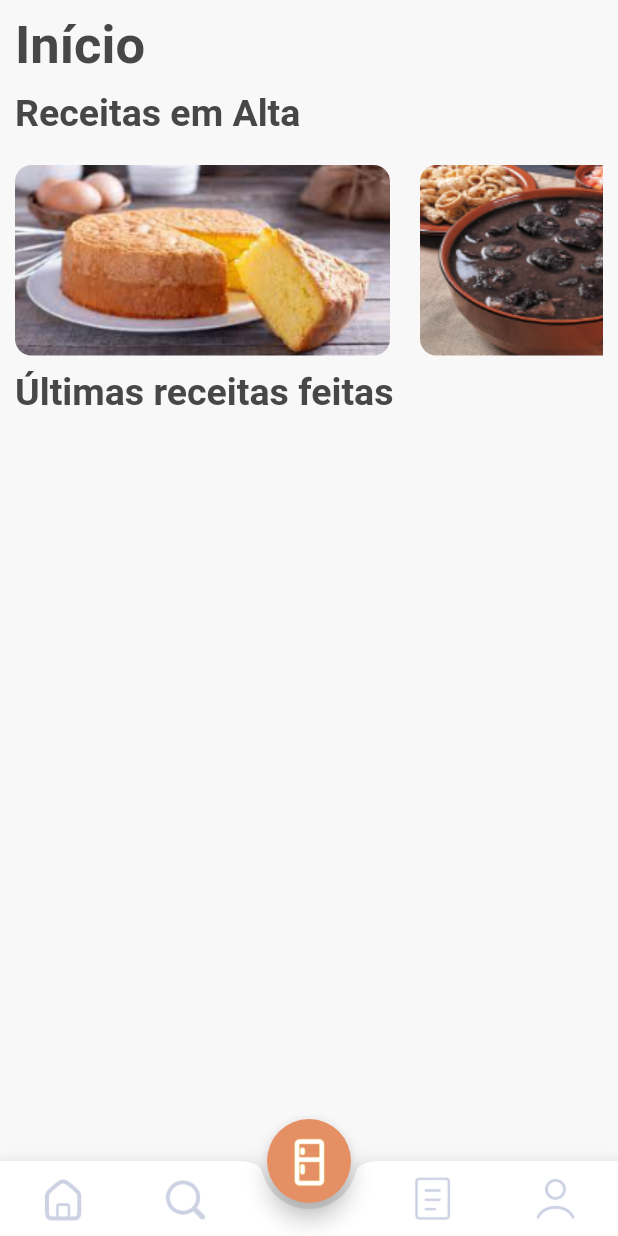
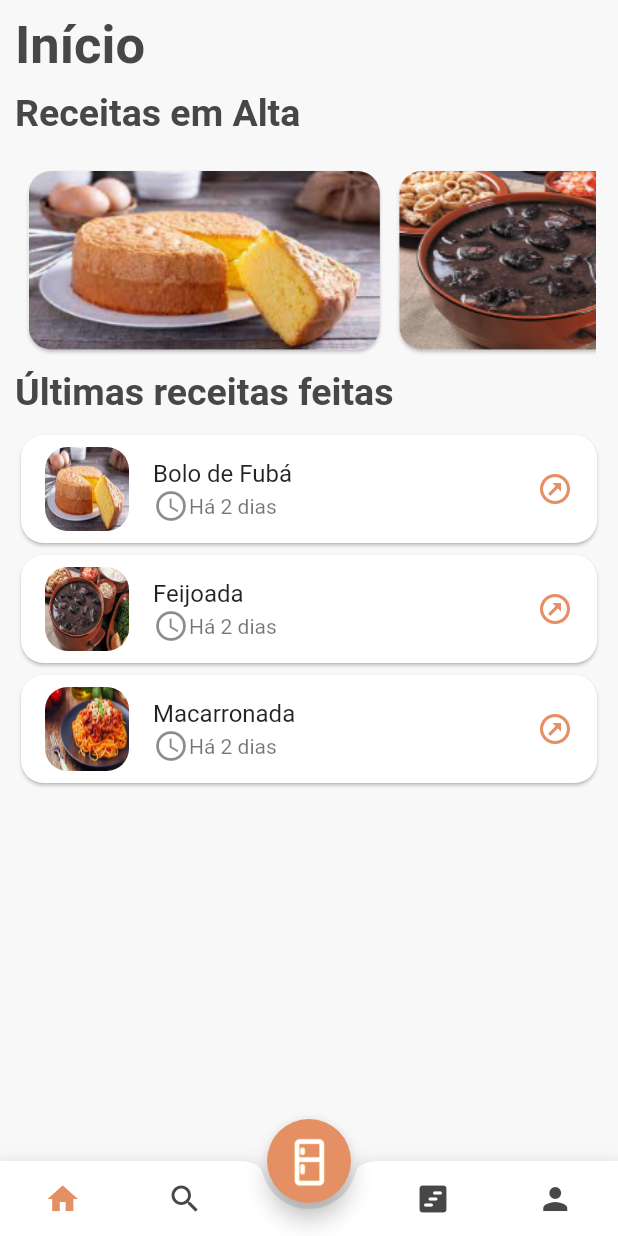
Before and after one commit to igorcasro/flutter_project, a Flutter app: the HomePage widget shown alone on an empty page, opened directly, on a phone screen of 412 x 824 dp. Run offline on Flutter 3.47's test engine with Material 2 defaults, Android fonts, the phone set to English and light mode, and no system bars.

Commit message:
Tela de Inicio e de Receitas feita! (#9)
Co-authored-by: Francisco Correa <franciscocor.neto@gmail.com>

```diff
--- a/app_receitas/lib/main.dart
+++ b/app_receitas/lib/main.dart
@@ -2,6 +2,7 @@ import 'package:app_receitas/constants.dart';
 import 'package:app_receitas/pages/login_page.dart';
 import 'package:app_receitas/pages/register_page.dart';
 import 'package:flutter/material.dart';
+
 
 void main() => runApp(const MyApp());
 
@@ -21,6 +22,7 @@ class MyApp extends StatelessWidget {
     );
   }
 }
+
 //void main() {
 //  debugInvertOversizedImages = false;
 //  runApp(const MeuAplicativo());
--- /dev/null
+++ b/app_receitas/lib/models/ingredienteReceita.dart
@@ -0,0 +1,13 @@
+import 'package:app_receitas/models/ingredientes.dart';
+
+class IngredienteReceita{
+  Ingrediente ingrediente;
+  double quantidade;
+  String uMedida;
+
+  IngredienteReceita({
+    required this.ingrediente,
+    required this.quantidade,
+    required this.uMedida
+  });
+}
--- /dev/null
+++ b/app_receitas/lib/models/ingredientes.dart
@@ -0,0 +1,10 @@
+import 'package:flutter/cupertino.dart';
+
+class Ingrediente{
+  String nome;
+
+Ingrediente({
+  required this.nome,
+});
+
+}
--- /dev/null
+++ b/app_receitas/lib/models/modoPreparoReceita.dart
@@ -0,0 +1,7 @@
+class ModoPreparoReceita{
+  List<String> passosPreparo;
+
+  ModoPreparoReceita({
+    required this.passosPreparo
+  });
+}
--- a/app_receitas/lib/models/receitas.dart
+++ b/app_receitas/lib/models/receitas.dart
@@ -1,6 +1,10 @@
+import 'package:app_receitas/models/ingredienteReceita.dart';
+import 'package:app_receitas/models/modoPreparoReceita.dart';
+
 class Receita{
   String nome;
-  String modoDePreparo;
+  ModoPreparoReceita modoDePreparo;
+  List<IngredienteReceita> ingredientes;
   String tempoDePreparo;
   String foto;
   String data;
@@ -10,6 +14,7 @@ class Receita{
     required this.modoDePreparo,
     required this.tempoDePreparo,
     required this.foto,
-    required this.data
+    required this.data,
+    required this.ingredientes,
   });
 }
--- a/app_receitas/lib/pages/home_page.dart
+++ b/app_receitas/lib/pages/home_page.dart
@@ -1,3 +1,5 @@
+import 'package:app_receitas/models/receitas.dart';
+import 'package:app_receitas/pages/receitas_page.dart';
 import 'package:app_receitas/repositorie/receitasRepositorie.dart';
 import 'package:flutter/material.dart';
 
@@ -10,6 +12,16 @@ class HomePage extends StatefulWidget {
 }
 
 class _HomePageState extends State<HomePage> {
+
+  mostrarDetalhes(Receita receita){
+    Navigator.push(
+      context,
+      MaterialPageRoute(
+        builder: (_) => ReceitasPage(receita: receita)
+      )
+    );
+  }
+
   Widget _text(text, double tamanho) {
     // ignore: non_constant_identifier_names
     return Container(
@@ -35,75 +47,89 @@ class _HomePageState extends State<HomePage> {
 
     return Container(
         height: 127,
-        margin: const EdgeInsets.only(top: 20.0, left: 10.0, right: 10.0),
+        margin: const EdgeInsets.only(top: 20.0, left: 15.0, right: 15.0),
         child: ListView.separated(
             scrollDirection: Axis.horizontal,
             itemBuilder: (BuildContext contexto, int receita) {
-              return SizedBox(
-                  width: 250,
-                  child: Column(
-                    children: [
-                      ClipRRect(
-                          borderRadius:
-                              const BorderRadius.all(Radius.circular(11)),
+                return GestureDetector(
+                    onTap: () => mostrarDetalhes(receitas[receita]),
+                    child:Card(
+                    shape: RoundedRectangleBorder(borderRadius: BorderRadius.circular(15)),
+                    child: ClipRRect(
+                      // ignore: sort_child_properties_last
                       child: Image.asset(
                         receitas[receita].foto,
                         cacheWidth: 250,
-                            cacheHeight: 127,
-                          ))
-                    ],
+                        cacheHeight: 127,),
+                      borderRadius: BorderRadius.circular(15),),
                 ));
             },
-            separatorBuilder: (context, _) => const SizedBox(width: 20),
-            itemCount: receitas.length));
+            separatorBuilder: (context, _) => const SizedBox(width: 5),
+            itemCount: receitas.length,
+            ));
   }
 
-  // Widget _receitasRecentes() {
-  //   final receitas = ReceitaRepositorie.listaReceitas;
 
-  //   return
-  //   Expanded(
-  //     flex: 10,
-  //     child: Container(
-  //         child: ListView.separated(
-  //             shrinkWrap: true,
-  //             scrollDirection: Axis.vertical,
-  //             itemBuilder: (BuildContext contexto, int receita) {
+  Widget _receitasRecentes() {
+    final receitas = ReceitaRepositorie.listaReceitas;
+    return
+      Container(
+          margin: const EdgeInsets.only(top: 10.0, left: 10.0, right: 10.0),
+          child: ListView.separated(
+              shrinkWrap: true,
+              scrollDirection: Axis.vertical,
+              itemBuilder: (BuildContext contexto, int receita) {
+                  return Card(
+                     shape: RoundedRectangleBorder(
+                            borderRadius: BorderRadius.circular(15.0),
+                          ),
+                    child: ListTile(
+                    leading: Container(
+                      child: ClipRRect(
+                        borderRadius: const BorderRadius.all(Radius.circular(15)) ,
+                        child: Image.asset(receitas[receita].foto,cacheHeight: 100, cacheWidth: 100,),
+                      ),
+                    ),
+                    title: Text(receitas[receita].nome),
+                    subtitle: Row(
+                      // ignore: prefer_const_literals_to_create_immutables
+                      children: [
+                        const Icon(Icons.access_time_sharp),
+                        Text("Há 2 dias"),
+                      ],
+                    ),
+                    trailing: const Icon(Icons.outbond_outlined,color: Color(0xffE58F65)),
+                    onTap: () => mostrarDetalhes(receitas[receita])
+                    ,
+                  ),
+                );
+              },
+              separatorBuilder: (context, _) => const SizedBox(width: 20),
+              itemCount: 3,
+            )
+        );
+  }
 
-  //             },
-  //             separatorBuilder: (context, _) => const SizedBox(width: 20),
-  //             itemCount: receitas.length))
-  //     );
-  // }
-
-  Widget _bottomBar() {
-    return BottomAppBar(
+  Widget _bottomBar(){
+    return  BottomAppBar(
           shape: const CircularNotchedRectangle(),
           color: Colors.white,
           child: IconTheme(
-        data: const IconThemeData(color: Color(0xFFE58F65)),
-        child: Padding(
-          padding: const EdgeInsets.all(1),
+            data: IconThemeData(color: const Color(0xFFE58F65)),
+            child: Padding(padding: const EdgeInsets.all(1),
               child: Row(
                 mainAxisSize: MainAxisSize.min,
                 mainAxisAlignment: MainAxisAlignment.spaceAround,
                 children: [
-              IconButton(
-                  onPressed: () {},
-                  icon: Image.asset('assets/images/icons/home.png')),
-              IconButton(
-                  onPressed: () {},
-                  icon: Image.asset('assets/images/icons/search.png')),
-              const SizedBox(
-                width: 50,
-              ),
-              IconButton(
-                  onPressed: () {},
-                  icon: Image.asset('assets/images/icons/list.png')),
-              IconButton(
-                  onPressed: () {},
-                  icon: Image.asset('assets/images/icons/person.png')),
+                  IconButton(onPressed: (){}, icon: Icon(Icons.home_sharp, color: Color(0xffE58F65))),
+                  IconButton(onPressed: (){}, icon: Icon(Icons.search_sharp,color: Color(0xFF474747))),
+                  SizedBox(width: 50,),
+                  IconButton(onPressed: (){}, icon: Icon(Icons.view_timeline_rounded,color: Color(0xFF474747))),
+                  IconButton(onPressed: (){}, icon: Icon(Icons.person,color: Color(0xFF474747))),
                 ],
+              ),),
+
+
           ),
         ),
       ),
@@ -125,18 +151,23 @@ class _HomePageState extends State<HomePage> {
   @override
   Widget build(BuildContext context) {
     return Scaffold(
-      body: ListView(
+
+        backgroundColor: const Color(0xffF8F8F8),
+        body:  ListView(
           children: <Widget>[
             _text("Início", 35.0),
             _text("Receitas em Alta", 25.0),
             _receitasEmAlta(),
             _text("Últimas receitas feitas", 25.0),
+            _receitasRecentes(),
           ],
         ),
-      extendBody: true,
         floatingActionButtonLocation: FloatingActionButtonLocation.centerDocked,
         floatingActionButton: _centerBottomBar(),
         bottomNavigationBar: _bottomBar(),
+
+
+
     );
   }
 }
--- a/app_receitas/lib/repositorie/receitasRepositorie.dart
+++ b/app_receitas/lib/repositorie/receitasRepositorie.dart
@@ -1,55 +1,163 @@
 // ignore_for_file: file_names
 
+import 'package:app_receitas/models/ingredienteReceita.dart';
+import 'package:app_receitas/models/ingredientes.dart';
+import 'package:app_receitas/models/modoPreparoReceita.dart';
 import 'package:app_receitas/models/receitas.dart';
 
 class ReceitaRepositorie{
   static List<Receita> listaReceitas = [
-    Receita(nome:"Bolo",
-      modoDePreparo:"Assado",
+    Receita(nome:"Bolo de Fubá",
+      modoDePreparo: ModoPreparoReceita(
+        passosPreparo: ['1. Bata todos os ingredientes no liquidificador',
+        '2. Coloque em uma forma untada e enfarinhada.',
+        '3. Leve ao forno preaquecido e deixe assar, por cerca de 40 minutos.']),
       tempoDePreparo: "1 hora",
       foto:'assets/images/receitas/bolo.jpg',
-      data:"20/02/2022"),
+      data:"20/02/2022",
+      ingredientes: [
+        IngredienteReceita(ingrediente: Ingrediente(nome: "ovo"), quantidade: 3, uMedida: "unidades"),
+        IngredienteReceita(ingrediente: Ingrediente(nome: "açúcar"), quantidade: 2, uMedida: "xícaras de chá"),
+        IngredienteReceita(ingrediente: Ingrediente(nome: "farinha de trigo"), quantidade: 3, uMedida: "colheres"),
+        IngredienteReceita(ingrediente: Ingrediente(nome: "fubá"), quantidade: 2, uMedida: "xícaras de chá"),
+        IngredienteReceita(ingrediente: Ingrediente(nome: "óleo"), quantidade: 1/2, uMedida:"copo"),
+        IngredienteReceita(ingrediente: Ingrediente(nome: "leite"), quantidade: 1, uMedida: "copo"),
+        IngredienteReceita(ingrediente: Ingrediente(nome: "fermento"), quantidade: 1, uMedida: "colher"),
+        ]),
     Receita(
       nome:"Feijoada",
-      modoDePreparo:"Cozido",
+      modoDePreparo: ModoPreparoReceita(passosPreparo: [''
+      ,'1. Coloque as carnes de molho por 36 horas ou mais, vá trocando a água várias vezes, se for ambiente quente ou verão, coloque gelo por cima ou em camadas frias.'
+      ,'2. Coloque para cozinhar a carne de porco e a linguiça',
+      '3. Quando estiver mole coloque o feijão, e retire as carnes.',
+      '4.Finalmente tempere o feijão.'
+      ]),
       tempoDePreparo:"2 horas",
-       foto:'assets/images/receitas/feijoada.jpg',
-       data:"05/01/2020"),
+      foto:'assets/images/receitas/feijoada.jpg',
+      data:"05/01/2020",
+      ingredientes: [
+        IngredienteReceita(ingrediente: Ingrediente(nome: "carne de porco"), quantidade: 2, uMedida: "quilos"),
+        IngredienteReceita(ingrediente: Ingrediente(nome: "feijão"), quantidade: 1, uMedida: "quilo"),
+        IngredienteReceita(ingrediente: Ingrediente(nome: "louro"), quantidade: 3, uMedida: "unidades"),
+        IngredienteReceita(ingrediente: Ingrediente(nome: "alho"), quantidade: 6, uMedida: "dentes"),
+        IngredienteReceita(ingrediente: Ingrediente(nome: "linguiça"), quantidade: 0.5, uMedida: "quilos"),
+
+      ]),
     Receita(
       nome:"Macarronada",
-      modoDePreparo:"Cozido",
+      modoDePreparo: ModoPreparoReceita(passosPreparo: [
+        '1. Em uma panela, coloque um fio de óleo e refogue a cebola e o alho picado.',
+        '2.  Acrescente a carne e refogue até ela ficar bem cozida e dourada.',
+        '3. Junte o molho, as azeitonas e tempere com sal. Deixe cozinhar por mais 5 minutos.',
+        '4.  Em seguida, coloque coloque as folhinhas de manjericão e desligue o fogo.',
+        '5. Sirva com o macarrão cozido (conforme as instruções da embalagem), finalize com queijo ralado.']),
       tempoDePreparo: "1 hora",
       foto:'assets/images/receitas/macarronada.jpg',
-      data:"06/06/2022"),
+      data:"06/06/2022",
+      ingredientes: [
+        IngredienteReceita(ingrediente: Ingrediente(nome: "espaguete"), quantidade: 1, uMedida: "pacote"),
+        IngredienteReceita(ingrediente: Ingrediente(nome: "cane moída"), quantidade: 500, uMedida: "gramas"),
+        IngredienteReceita(ingrediente: Ingrediente(nome: "molho de tomate"), quantidade: 2, uMedida: "caixas"),
+        IngredienteReceita(ingrediente: Ingrediente(nome: "alho"), quantidade: 1, uMedida: "dente"),
+        IngredienteReceita(ingrediente: Ingrediente(nome: "cebola"), quantidade: 1, uMedida: "unidade"),
+        IngredienteReceita(ingrediente: Ingrediente(nome: "azeitona"), quantidade: 2, uMedida: "colheres de sopa"),
+        IngredienteReceita(ingrediente: Ingrediente(nome: "majericão"), quantidade: 10, uMedida: "folhas"),
+      ]),
     Receita(
       nome:"Pastel",
-      modoDePreparo:"Frito",
+      modoDePreparo: ModoPreparoReceita(passosPreparo: [
+        '1 . Em um recipiente, coloque a farinha, o óleo, a aguardente e o sal',
+        '2. Misture com a água morna.',
+        '3. Mexa com as mãos, e a seguir amasse bem sobre uma superfície lisa.',
+        '4. Após amassar bem, abra porções de massa com auxílio do rolo (deixe a massa bem fina) empregue o recheio.',
+        '5. Una as bordas e aperte com a ponta de um garfo.',
+        '6. Recheio',
+        '7. Coloque a carne em uma panela e leve ao fogo',
+        '8. Mexa até que fique completamente enxuta e solta.',
+        '9. Feito isso, junte a manteiga, a cebola batidinha e o alho socado.',
+        '10. Refogue bem, tempere com sal e pimenta-do-reino',
+        '11. Acrescente as azeitonas picadinhas, os ovos em pedacinhos e boa porção de salsa e cebolinha verde cortadas bem fininhas.',
+        '12. Deixe por mais uns 2 a 3 minutos no fogo e coloque para esfriar.',
+
+        ]),
       tempoDePreparo:"30 minutos",
       foto:'assets/images/receitas/pastel.jpg',
-      data:"03/04/2021"),
+      data:"03/04/2021",
+      ingredientes: [
+        IngredienteReceita(ingrediente: Ingrediente(nome: "farinha de trigo"), quantidade: 500, uMedida: "gramas"),
+        IngredienteReceita(ingrediente: Ingrediente(nome: "óleo"), quantidade: 1, uMedida: "litro"),
+        IngredienteReceita(ingrediente: Ingrediente(nome: "aguardente"), quantidade: 1, uMedida: "colher"),
+        IngredienteReceita(ingrediente: Ingrediente(nome: "carne moída"), quantidade: 250, uMedida: "gramas"),
+        IngredienteReceita(ingrediente: Ingrediente(nome: "ovos"), quantidade: 2, uMedida: "unidades"),
+        IngredienteReceita(ingrediente: Ingrediente(nome: "cebola"), quantidade: 1, uMedida: "unidade"),
+        IngredienteReceita(ingrediente: Ingrediente(nome: "alho"), quantidade: 1, uMedida: "dente"),
+        IngredienteReceita(ingrediente: Ingrediente(nome: "manteiga"), quantidade: 1, uMedida: "colher"),
+        IngredienteReceita(ingrediente: Ingrediente(nome: "azeitona"), quantidade: 100, uMedida: "gramas"),
+      ],
+      ),
     Receita(
       nome:"Pizza",
-      modoDePreparo:"Assado",
+      modoDePreparo:ModoPreparoReceita(passosPreparo: [
+        '1. Espalha a massa de tomate sobre a massa pronta',
+        '2. Cubra toda a pizza com o queijo',
+        '3. Coloque toda a calabresa cortada sobre a pizza',
+        '4. Leve ao forno por cerca de 15 minutos, observe se todo o queijo derreteu e está pronta!',
+        ]),
       tempoDePreparo:"2 horas",
       foto:'assets/images/receitas/pizza.jpg',
-      data:"02/12/2019"),
+      data:"02/12/2019",
+      ingredientes: [
+        IngredienteReceita(ingrediente: Ingrediente(nome: "massa pronta"), quantidade: 1, uMedida: "unidade"),
+        IngredienteReceita(ingrediente: Ingrediente(nome: "massa de tomate"), quantidade: 85, uMedida: "gramas"),
+        IngredienteReceita(ingrediente: Ingrediente(nome: "quejo prato"), quantidade: 300, uMedida: "gramas"),
+        IngredienteReceita(ingrediente: Ingrediente(nome: "calabreza"), quantidade: 200, uMedida: "gramas"),
+      ]),
     Receita(
       nome:"Prato Feito",
-      modoDePreparo:"Cozido",
+      modoDePreparo:ModoPreparoReceita(passosPreparo: [
+      '1. Cozinhe o arroz e o feijão',
+      '2 . Frite a carne e o ovo',
+      '3. Monte a salada']),
       tempoDePreparo:"2 horas",
       foto:'assets/images/receitas/pratofeito.jpg',
-      data:"02/11/2018"),
+      data:"02/11/2018",
+      ingredientes: [
+      IngredienteReceita(ingrediente: Ingrediente(nome: "azeitona"), quantidade: 100, uMedida: "gramas"),
+      IngredienteReceita(ingrediente: Ingrediente(nome: "arroz"), quantidade: 100, uMedida: "gramas"),
+      IngredienteReceita(ingrediente: Ingrediente(nome: "feijão"), quantidade: 100, uMedida: "gramas"),
+      IngredienteReceita(ingrediente: Ingrediente(nome: "carne"), quantidade: 200, uMedida: "gramas"),
+      IngredienteReceita(ingrediente: Ingrediente(nome: "salada"), quantidade: 100, uMedida: "gramas"),
+      ]),
     Receita(
       nome:"Purê de Batatas",
-      modoDePreparo:"Cozido",
+      modoDePreparo:ModoPreparoReceita(passosPreparo: [
+        '1. Cozinhe as batatas e amasse-as.',
+        '2. Em uma panela, junte a batata e a manteiga, mexa um pouco.',
+        '3. Acrescente o caldo de galinha picadinho e o creme de leite, mexendo até que o caldo de galinha tenha se dissolvido.',
+        '4. Experimente para verificar o sabor, se precisar coloque sal, se achar que precisa ficar mais mole um pouquinho é só colocar um pouquinho de leite.',
+        '5. Desligue e sirva.']),
       tempoDePreparo: "40 minutos",
       foto:'assets/images/receitas/pure.jpg',
-      data:"02/12/2017"),
+      data:"02/12/2017",
+      ingredientes: [
+        IngredienteReceita(ingrediente: Ingrediente(nome: "batatas"), quantidade: 1, uMedida: "quilo"),
+        IngredienteReceita(ingrediente: Ingrediente(nome: "manteiga"), quantidade: 3, uMedida: "colheres"),
+        IngredienteReceita(ingrediente: Ingrediente(nome: "creme de leite"), quantidade: 1, uMedida: "caixa"),
+        IngredienteReceita(ingrediente: Ingrediente(nome: "caldo de galinha"), quantidade: 1, uMedida: "tablete"),
+      ]),
     Receita(
       nome:"Salada",
-      modoDePreparo:"Cru",
+      modoDePreparo:ModoPreparoReceita(passosPreparo: [
+        '1. Lave as folhas e seque',
+        '2. Lave e corte o tomate em rodelas',
+        '3 - Junte-os e tempere à gosto']),
       tempoDePreparo:"15 minutos",
       foto:'assets/images/receitas/salada.jpg',
-      data:"05/08/2022"),
+      data:"05/08/2022",
+      ingredientes: [
+        IngredienteReceita(ingrediente: Ingrediente(nome: "folhas"), quantidade: 100, uMedida: "gramas"),
+        IngredienteReceita(ingrediente: Ingrediente(nome: "tomate"), quantidade: 1, uMedida: "unidade"),
+        IngredienteReceita(ingrediente: Ingrediente(nome: "tempero"), quantidade: 20, uMedida: "gramas"),
+      ]),
   ];
 }
```
Also changed, not shown: app_receitas/lib/pages/navigation_bar_page.dart (added, +20 -0 lines), app_receitas/lib/pages/receitas_page.dart (added, +222 -0 lines). Lines whose indentation alone changed are shown as unchanged.
